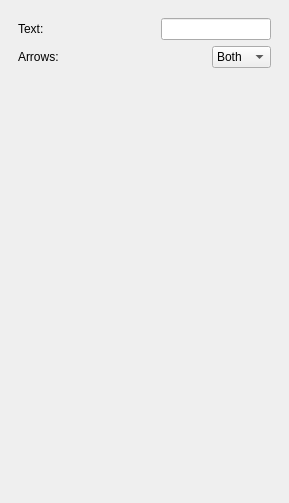
Before: the Qt Designer form src/detailpanel/detailpanel.ui in obiwankennedy/rmindmap, drawn with Qt 5.
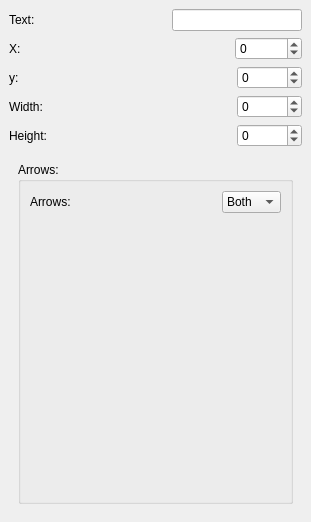
After: the same form once the commit is applied. The open tabs and pages were chosen to show the change. Custom widgets are drawn as their Qt base class.

What changed in the file:
```diff
--- a/src/detailpanel/detailpanel.ui
+++ b/src/detailpanel/detailpanel.ui
@@ -6,36 +6,191 @@
    <rect>
     <x>0</x>
     <y>0</y>
-    <width>289</width>
-    <height>503</height>
+    <width>311</width>
+    <height>522</height>
    </rect>
   </property>
   <property name="windowTitle">
    <string>DetailPanel</string>
   </property>
   <widget class="QWidget" name="dockWidgetContents">
+   <layout class="QVBoxLayout" name="verticalLayout_3">
+    <item>
+     <layout class="QHBoxLayout" name="horizontalLayout_8">
+      <item>
+       <widget class="QLabel" name="label_8">
+        <property name="text">
+         <string>Text:</string>
+        </property>
+       </widget>
+      </item>
+      <item>
+       <spacer name="horizontalSpacer_6">
+        <property name="orientation">
+         <enum>Qt::Horizontal</enum>
+        </property>
+        <property name="sizeHint" stdset="0">
+         <size>
+          <width>40</width>
+          <height>20</height>
+         </size>
+        </property>
+       </spacer>
+      </item>
+      <item>
+       <widget class="QLineEdit" name="m_textEdit"/>
+      </item>
+     </layout>
+    </item>
+    <item>
    <layout class="QHBoxLayout" name="horizontalLayout_7">
     <item>
+       <widget class="QLabel" name="label_9">
+        <property name="text">
+         <string>X:</string>
+        </property>
+       </widget>
+      </item>
+      <item>
+       <spacer name="horizontalSpacer_8">
+        <property name="orientation">
+         <enum>Qt::Horizontal</enum>
+        </property>
+        <property name="sizeHint" stdset="0">
+         <size>
+          <width>40</width>
+          <height>20</height>
+         </size>
+        </property>
+       </spacer>
+      </item>
+      <item>
+       <widget class="QSpinBox" name="m_xEdit">
+        <property name="minimum">
+         <number>-10000</number>
+        </property>
+        <property name="maximum">
+         <number>100000</number>
+        </property>
+       </widget>
+      </item>
+     </layout>
+    </item>
+    <item>
+     <layout class="QHBoxLayout" name="horizontalLayout_10">
+      <item>
+       <widget class="QLabel" name="label_10">
+        <property name="text">
+         <string>y:</string>
+        </property>
+       </widget>
+      </item>
+      <item>
+       <spacer name="horizontalSpacer_9">
+        <property name="orientation">
+         <enum>Qt::Horizontal</enum>
+        </property>
+        <property name="sizeHint" stdset="0">
+         <size>
+          <width>40</width>
+          <height>20</height>
+         </size>
+        </property>
+       </spacer>
+      </item>
+      <item>
+       <widget class="QSpinBox" name="m_yEdit">
+        <property name="minimum">
+         <number>-10000</number>
+        </property>
+        <property name="maximum">
+         <number>10000</number>
+        </property>
+       </widget>
+      </item>
+     </layout>
+    </item>
+    <item>
+     <layout class="QHBoxLayout" name="horizontalLayout_2">
+      <item>
+       <widget class="QLabel" name="label_2">
+        <property name="text">
+         <string>Width:</string>
+        </property>
+       </widget>
+      </item>
+      <item>
+       <spacer name="horizontalSpacer_4">
+        <property name="orientation">
+         <enum>Qt::Horizontal</enum>
+        </property>
+        <property name="sizeHint" stdset="0">
+         <size>
+          <width>40</width>
+          <height>20</height>
+         </size>
+        </property>
+       </spacer>
+      </item>
+      <item>
+       <widget class="QSpinBox" name="m_widthEdit">
+        <property name="minimum">
+         <number>-10000</number>
+        </property>
+        <property name="maximum">
+         <number>10000</number>
+        </property>
+       </widget>
+      </item>
+     </layout>
+    </item>
+    <item>
+     <layout class="QHBoxLayout" name="horizontalLayout_5">
+      <item>
+       <widget class="QLabel" name="label_4">
+        <property name="text">
+         <string>Height:</string>
+        </property>
+       </widget>
+      </item>
+      <item>
+       <spacer name="horizontalSpacer_10">
+        <property name="orientation">
+         <enum>Qt::Horizontal</enum>
+        </property>
+        <property name="sizeHint" stdset="0">
+         <size>
+          <width>40</width>
+          <height>20</height>
+         </size>
+        </property>
+       </spacer>
+      </item>
+      <item>
+       <widget class="QSpinBox" name="m_heightEdit">
+        <property name="minimum">
+         <number>-10000</number>
+        </property>
+        <property name="maximum">
+         <number>10000</number>
+        </property>
+       </widget>
+      </item>
+     </layout>
+    </item>
+    <item>
      <widget class="QStackedWidget" name="m_stackedWidget">
       <property name="currentIndex">
-       <number>2</number>
+       <number>0</number>
       </property>
       <widget class="QWidget" name="node">
-       <layout class="QVBoxLayout" name="verticalLayout_3">
+       <layout class="QVBoxLayout" name="verticalLayout_7">
         <item>
-         <layout class="QHBoxLayout" name="horizontalLayout_2">
-          <item>
-           <widget class="QLabel" name="label_2">
-            <property name="text">
-             <string>Text:</string>
-            </property>
-           </widget>
-          </item>
-          <item>
-           <widget class="QLineEdit" name="m_nodeTextEdit"/>
-          </item>
-         </layout>
-        </item>
+         <widget class="QGroupBox" name="groupBox_3">
+          <property name="title">
+           <string>Node</string>
+          </property>
+          <layout class="QVBoxLayout" name="verticalLayout_2">
         <item>
          <layout class="QHBoxLayout" name="horizontalLayout_3">
           <item>
@@ -99,8 +254,6 @@
          </layout>
         </item>
         <item>
-         <layout class="QVBoxLayout" name="verticalLayout_2">
-          <item>
            <layout class="QHBoxLayout" name="horizontalLayout">
             <item>
              <widget class="QLabel" name="label">
@@ -128,38 +281,18 @@
            <widget class="QTextEdit" name="m_nodeDescriptionEdit"/>
           </item>
          </layout>
+         </widget>
         </item>
        </layout>
       </widget>
       <widget class="QWidget" name="edge">
+       <layout class="QVBoxLayout" name="verticalLayout_5">
+        <item>
+         <widget class="QGroupBox" name="groupBox_2">
+          <property name="title">
+           <string>Arrows:</string>
+          </property>
        <layout class="QVBoxLayout" name="verticalLayout">
-        <item>
-         <layout class="QHBoxLayout" name="horizontalLayout_5">
-          <item>
-           <widget class="QLabel" name="label_4">
-            <property name="text">
-             <string>Text:</string>
-            </property>
-           </widget>
-          </item>
-          <item>
-           <spacer name="horizontalSpacer_4">
-            <property name="orientation">
-             <enum>Qt::Horizontal</enum>
-            </property>
-            <property name="sizeHint" stdset="0">
-             <size>
-              <width>40</width>
-              <height>20</height>
-             </size>
-            </property>
-           </spacer>
-          </item>
-          <item>
-           <widget class="QLineEdit" name="m_edgeTextEdit"/>
-          </item>
-         </layout>
-        </item>
         <item>
          <layout class="QHBoxLayout" name="horizontalLayout_6">
           <item>
@@ -210,43 +343,25 @@
           </property>
           <property name="sizeHint" stdset="0">
            <size>
-            <width>20</width>
-            <height>369</height>
+               <width>188</width>
+               <height>254</height>
            </size>
           </property>
          </spacer>
+           </item>
+          </layout>
+         </widget>
         </item>
        </layout>
       </widget>
       <widget class="QWidget" name="page">
        <layout class="QVBoxLayout" name="verticalLayout_4">
         <item>
-         <layout class="QHBoxLayout" name="horizontalLayout_8">
-          <item>
-           <widget class="QLabel" name="label_8">
-            <property name="text">
-             <string>Text:</string>
-            </property>
-           </widget>
-          </item>
-          <item>
-           <spacer name="horizontalSpacer_6">
-            <property name="orientation">
-             <enum>Qt::Horizontal</enum>
-            </property>
-            <property name="sizeHint" stdset="0">
-             <size>
-              <width>40</width>
-              <height>20</height>
-             </size>
-            </property>
-           </spacer>
-          </item>
-          <item>
-           <widget class="QLineEdit" name="m_packageText"/>
-          </item>
-         </layout>
-        </item>
+         <widget class="QGroupBox" name="groupBox">
+          <property name="title">
+           <string>Package</string>
+          </property>
+          <layout class="QVBoxLayout" name="verticalLayout_6">
         <item>
          <layout class="QHBoxLayout" name="horizontalLayout_9">
           <item>
@@ -302,11 +417,14 @@
           </property>
           <property name="sizeHint" stdset="0">
            <size>
-            <width>20</width>
-            <height>369</height>
+               <width>250</width>
+               <height>296</height>
            </size>
           </property>
          </spacer>
+           </item>
+          </layout>
+         </widget>
         </item>
        </layout>
       </widget>
```
Lines whose indentation alone changed are shown as unchanged.
